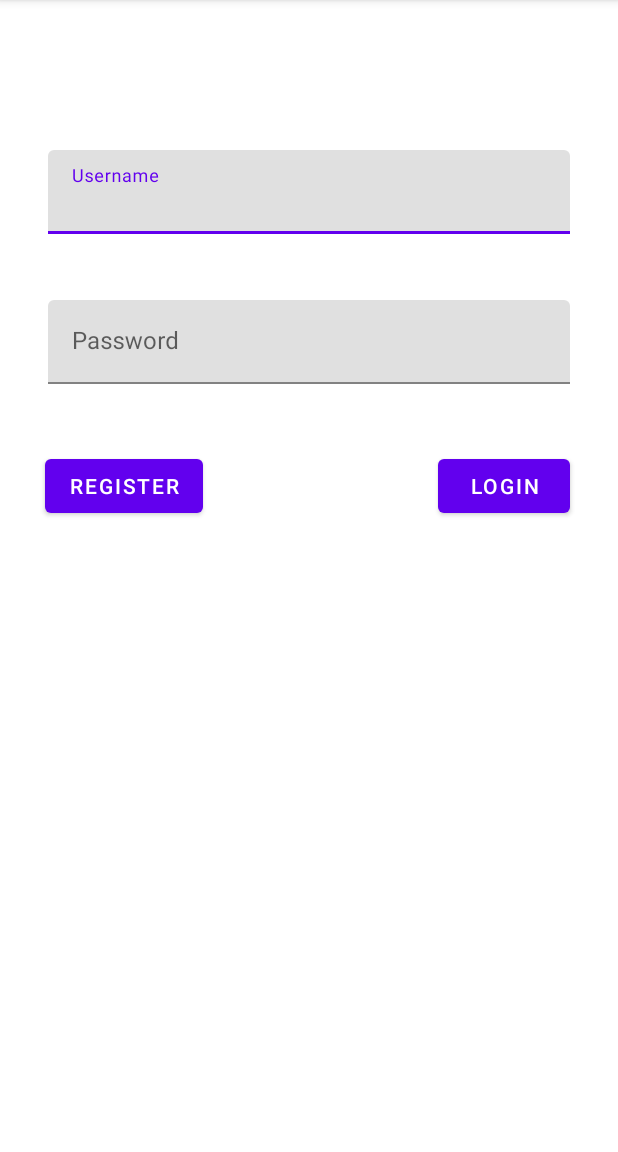
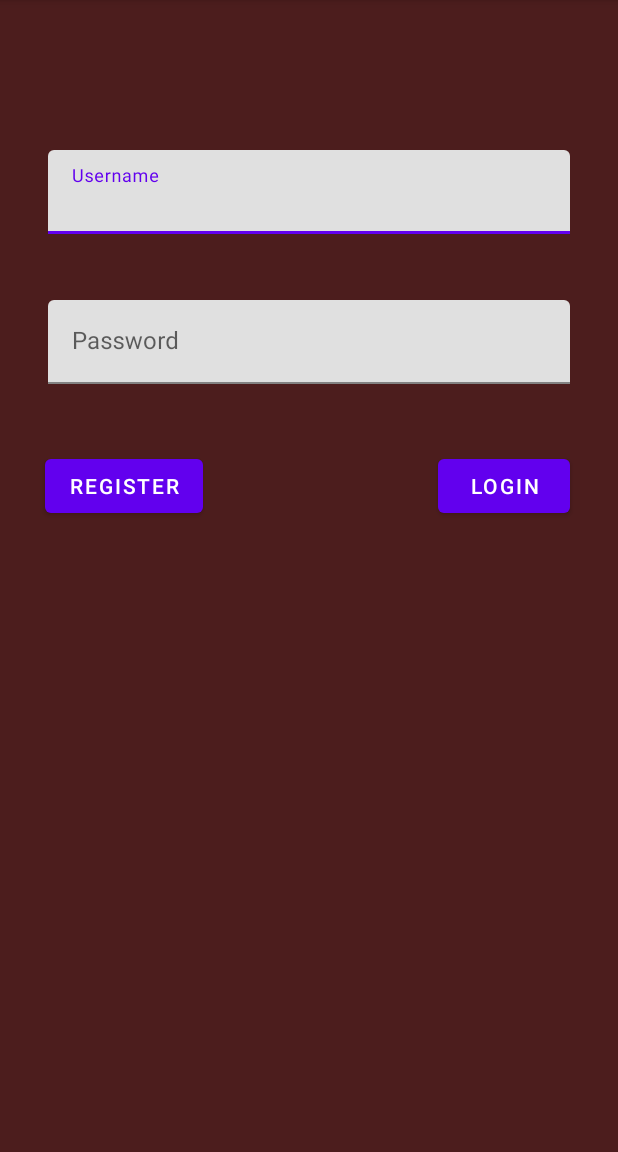
Before and after one commit to polsegu/Hangman-Game-22-23, an Android app: the screen it shows after launch (LoginActivity), on a phone screen of 412 x 824 dp, the part 84-1236 px from its top. Run offline under Robolectric (Android 15) with nearby library versions, the light colour scheme and no system bars; our stand-ins replace Firebase (no records; nobody signed in at launch, a user with empty details on screens opened directly).

Commit message:
Added SplashScreen

```diff
--- a/app/src/main/AndroidManifest.xml
+++ b/app/src/main/AndroidManifest.xml
@@ -14,7 +14,8 @@
         tools:targetApi="31">
         <activity
             android:name=".LoginActivity"
-            android:exported="true">
+            android:exported="true"
+            android:theme="@style/SplashTheme">
             <intent-filter>
                 <action android:name="android.intent.action.MAIN"/>
                 <category android:name="android.intent.category.LAUNCHER"/>
--- a/app/src/main/java/com/example/hanggame/LoginActivity.kt
+++ b/app/src/main/java/com/example/hanggame/LoginActivity.kt
@@ -18,6 +18,10 @@ class LoginActivity : AppCompatActivity() {
     private lateinit var firebaseAuth: FirebaseAuth
 
     override fun onCreate(savedInstanceState: Bundle?) {
+
+        Thread.sleep(2000)
+        setTheme(R.style.SplashTheme)
+
         super.onCreate(savedInstanceState)
 
         binding = ActivityLoginBinding.inflate(layoutInflater)
--- /dev/null
+++ b/app/src/main/res/drawable/splash_screen.xml
@@ -0,0 +1,11 @@
+<?xml version="1.0" encoding="utf-8"?>
+<layer-list xmlns:android="http://schemas.android.com/apk/res/android">
+
+    <item android:drawable="@color/black"/>
+    <item>
+        <bitmap
+            android:gravity="center"
+            android:src="@drawable/prueba_logo" />
+    </item>
+
+</layer-list>
--- a/app/src/main/res/layout/activity_login.xml
+++ b/app/src/main/res/layout/activity_login.xml
@@ -2,6 +2,7 @@
 <androidx.constraintlayout.widget.ConstraintLayout xmlns:android="http://schemas.android.com/apk/res/android"
     xmlns:app="http://schemas.android.com/apk/res-auto"
     xmlns:tools="http://schemas.android.com/tools"
+    android:background="#4C1D1D"
     android:layout_width="match_parent"
     android:layout_height="match_parent"
     tools:context=".LoginActivity">
--- a/app/src/main/res/layout/activity_main.xml
+++ b/app/src/main/res/layout/activity_main.xml
@@ -4,6 +4,7 @@
     xmlns:tools="http://schemas.android.com/tools"
     android:layout_width="match_parent"
     android:layout_height="match_parent"
+    android:background="#4C1D1D"
     tools:context=".MainActivity">
 
     <Button
--- a/app/src/main/res/values/themes.xml
+++ b/app/src/main/res/values/themes.xml
@@ -22,4 +22,9 @@
     <style name="Theme.HangGame.AppBarOverlay" parent="ThemeOverlay.AppCompat.Dark.ActionBar" />
 
     <style name="Theme.HangGame.PopupOverlay" parent="ThemeOverlay.AppCompat.Light" />
+
+    <style name="SplashTheme" parent="Theme.HangGame">
+        <item name="android:windowBackground">@drawable/splash_screen</item>
+
+    </style>
 </resources>
```
Also changed, not shown: app/src/main/res/drawable/prueba_logo.png (added).
